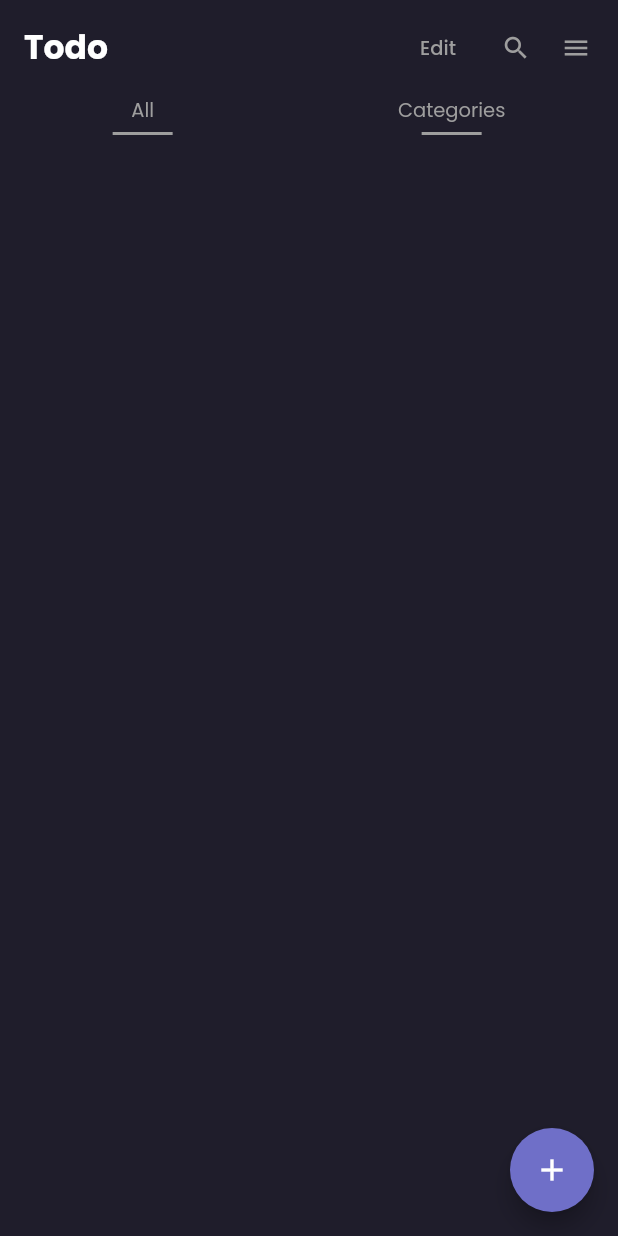
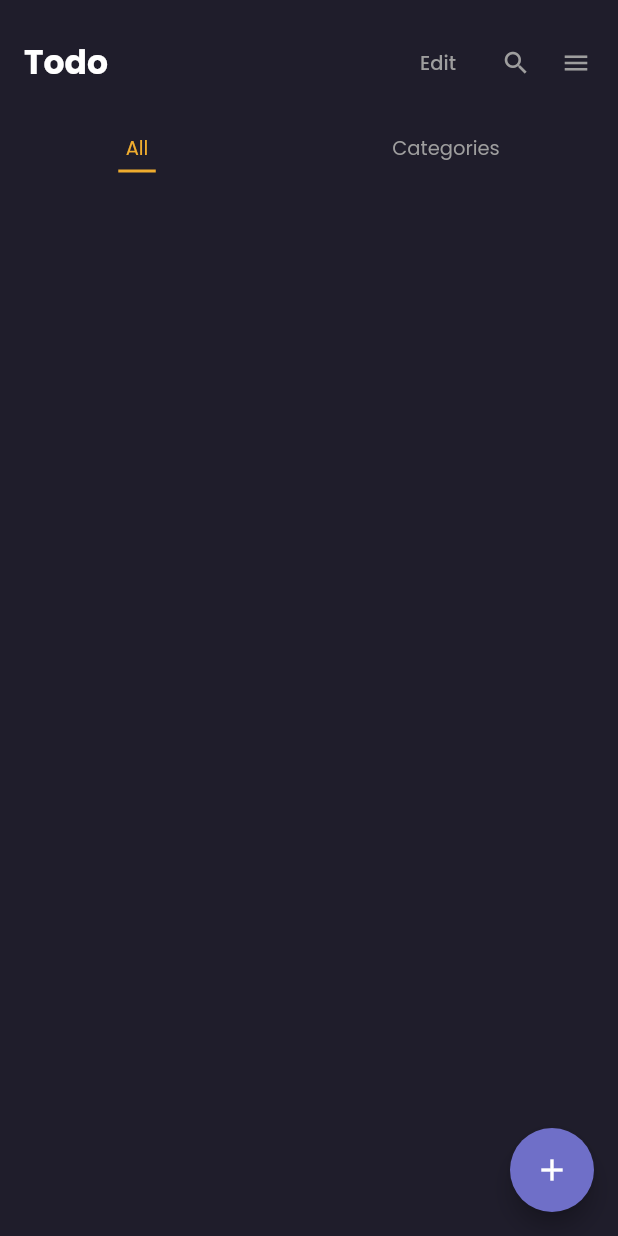
Before and after one commit to SydneyTechnologies/Todoit, a Flutter app: the TodoitPage screen opened directly, on a phone screen of 412 x 824 dp. Run offline on Flutter 3.47's test engine with Material 2 defaults, Android fonts, the phone set to English and light mode, and no system bars.

Commit message:
some updates to the start page

```diff
--- a/lib/screens/todoit_cards_page.dart
+++ b/lib/screens/todoit_cards_page.dart
@@ -18,7 +18,13 @@ class TodoitPage extends StatelessWidget {
         body: Container(
           child: Column(
             children: [
+              const SizedBox(
+                height: 10,
+              ),
               TodoAppBar(),
+              const SizedBox(
+                height: 15,
+              ),
               TodoNavigationBar(),
             ],
           ),
@@ -89,7 +95,8 @@ class TodoNavigationBar extends StatelessWidget {
             children: [
               Text(
                 "All",
-                style: todoTextStyles.subtitle,
+                style:
+                    todoTextStyles.subtitle.copyWith(color: Color(0xffEFAC2E)),
               ),
               const SizedBox(
                 height: 5,
@@ -106,7 +113,7 @@ class TodoNavigationBar extends StatelessWidget {
               const SizedBox(
                 height: 5,
               ),
-              TargetUnderline()
+              //TargetUnderline()
             ],
           )
         ],
@@ -123,9 +130,9 @@ class TargetUnderline extends StatelessWidget {
   @override
   Widget build(BuildContext context) {
     return Container(
-      width: 40,
+      width: 25,
       height: 2,
-      color: Colors.grey,
+      color: Color(0xffEFAC2E),
     );
   }
 }
```
